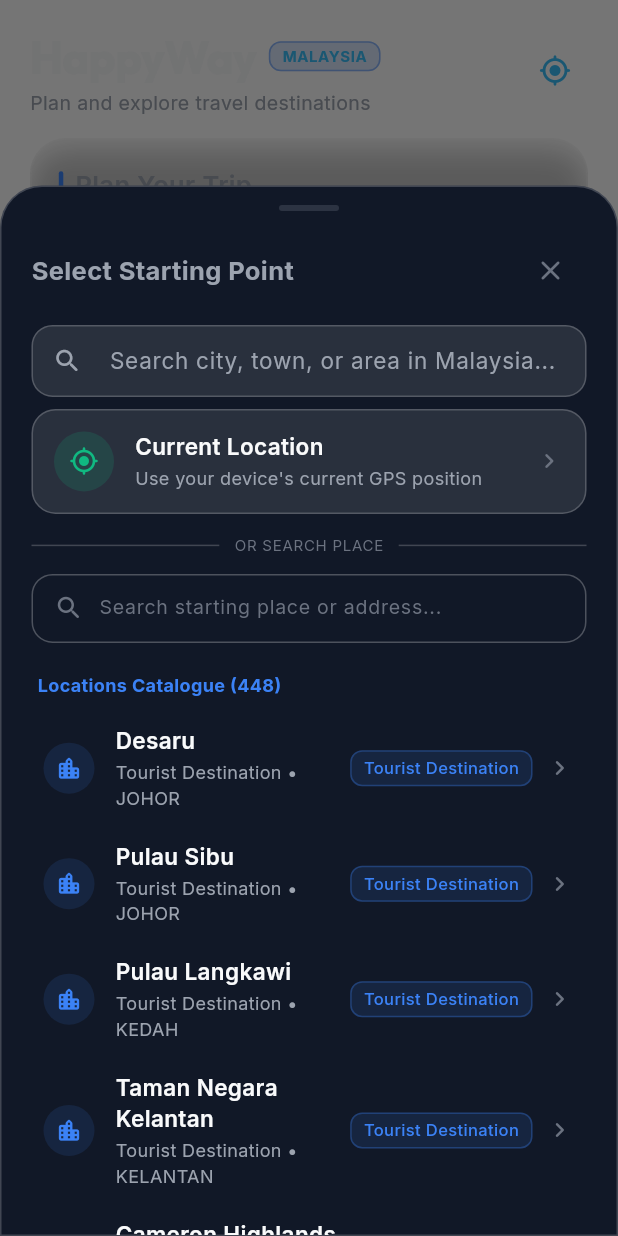
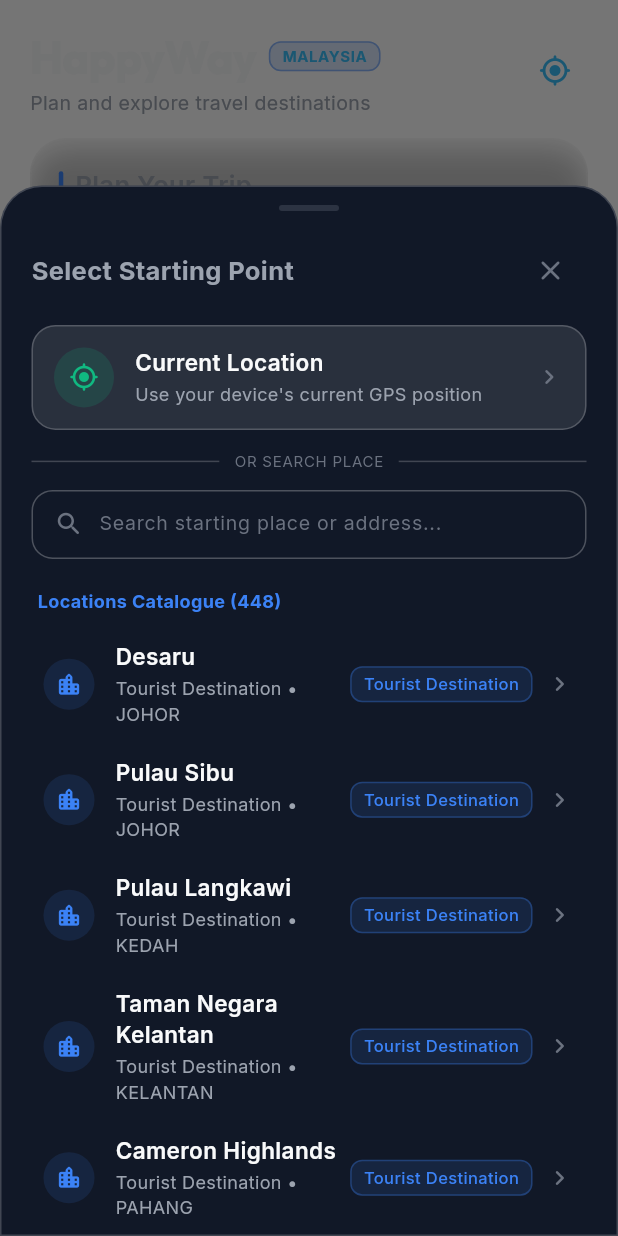
Before and after one commit to weiren1234/HappyWay_latest, a Flutter app: the HomeScreen screen opened directly, after a tap on "Origin (Manual)", on a phone screen of 412 x 824 dp. Run offline on Flutter 3.47's test engine with Material 3 defaults, Android fonts, the phone set to English and light mode, and no system bars; our stand-ins replace app_links, cached_network_image, dio, geocoding, geolocator, google_fonts and 3 more; accounts and stored records are empty; network calls fail.

Commit message:
Debug Home Screen

```diff
--- a/lib/screens/home_screen.dart
+++ b/lib/screens/home_screen.dart
@@ -14,11 +14,8 @@ import '../services/route_service.dart';
 import '../theme/app_colors.dart';
 import '../theme/app_text_styles.dart';
 import '../widgets/glass_card.dart';
-import '../widgets/auth_prompt_dialog.dart';
 import '../widgets/custom_search_bar.dart';
-import '../widgets/destination_card.dart';
 import '../widgets/loading_skeleton.dart';
-import '../widgets/header_section.dart';
 import '../widgets/destination_picker_sheet.dart';
 import '../widgets/origin_picker_sheet.dart';
 import '../widgets/travel_overview_card.dart';
@@ -401,6 +398,28 @@ class _HomeScreenState extends State<HomeScreen> {
     final dest = _selectedDestination;
     final hasValidDest = dest != null;
 
+    final searchQuery = destProvider.searchQuery.trim().toLowerCase();
+    final selectedCategory = destProvider.selectedCategory;
+
+    bool matchesSearchAndCategory(TravelDestination destItem) {
+      final matchesSearch = searchQuery.isEmpty ||
+          destItem.name.toLowerCase().contains(searchQuery) ||
+          destItem.state.toLowerCase().contains(searchQuery) ||
+          destItem.activityTags.any((t) => t.toLowerCase().contains(searchQuery));
+      final matchesCat = selectedCategory == 'All' ||
+          destItem.category == selectedCategory ||
+          destItem.activityTags.contains(selectedCategory);
+      return matchesSearch && matchesCat;
+    }
+
+    final roadRecommendations = destProvider.roadAccessibleRecommendations
+        .where((r) => matchesSearchAndCategory(r.destination))
+        .toList();
+
+    final getawayRecommendations = destProvider.getawayRecommendations
+        .where((r) => matchesSearchAndCategory(r.destination))
+        .toList();
+
     return Scaffold(
       backgroundColor: Colors.transparent,
       body: SafeArea(
@@ -777,6 +796,19 @@ class _HomeScreenState extends State<HomeScreen> {
                 ),
               ),
 
+              SliverToBoxAdapter(
+                child: Padding(
+                  padding: const EdgeInsets.fromLTRB(20, 16, 20, 0),
+                  child: CustomSearchBar(
+                    searchQuery: destProvider.searchQuery,
+                    onSearchChanged: destProvider.setSearchQuery,
+                    categories: destProvider.categories,
+                    selectedCategory: destProvider.selectedCategory,
+                    onCategorySelected: destProvider.selectCategory,
+                  ),
+                ),
+              ),
+
               if (destProvider.isLoadingRecommendations)
                 SliverPadding(
                   padding: const EdgeInsets.fromLTRB(20, 14, 20, 0),
@@ -829,9 +861,37 @@ class _HomeScreenState extends State<HomeScreen> {
                     ),
                   ),
                 )
+              else if (roadRecommendations.isEmpty && getawayRecommendations.isEmpty)
+                SliverToBoxAdapter(
+                  child: Padding(
+                    padding: const EdgeInsets.fromLTRB(20, 14, 20, 0),
+                    child: GlassCard(
+                      padding: const EdgeInsets.all(20),
+                      child: Column(
+                        children: [
+                          const Icon(Icons.search_off_rounded, size: 28, color: AppColors.textMuted),
+                          const SizedBox(height: 8),
+                          Text(
+                            searchQuery.isNotEmpty
+                                ? 'No destinations found matching "$searchQuery"'
+                                : 'No $selectedCategory destinations found',
+                            style: AppTextStyles.bodySmall.copyWith(fontWeight: FontWeight.w600),
+                            textAlign: TextAlign.center,
+                          ),
+                          const SizedBox(height: 4),
+                          Text(
+                            'Try clearing the search query or category filter.',
+                            style: AppTextStyles.bodySmall.copyWith(color: AppColors.secondaryText(context)),
+                            textAlign: TextAlign.center,
+                          ),
+                        ],
+                      ),
+                    ),
+                  ),
+                )
               else ...[
 
-                if (destProvider.roadAccessibleRecommendations.isNotEmpty) ...[
+                if (roadRecommendations.isNotEmpty) ...[
                   SliverToBoxAdapter(
                     child: Padding(
                       padding: const EdgeInsets.fromLTRB(20, 14, 20, 8),
@@ -856,7 +916,7 @@ class _HomeScreenState extends State<HomeScreen> {
                     sliver: SliverList(
                       delegate: SliverChildBuilderDelegate(
                         (context, index) {
-                          final rec = destProvider.roadAccessibleRecommendations[index];
+                          final rec = roadRecommendations[index];
                           return Padding(
                             padding: const EdgeInsets.only(bottom: 12),
                             child: RecommendationCard(
@@ -885,13 +945,13 @@ class _HomeScreenState extends State<HomeScreen> {
                             ),
                           );
                         },
-                        childCount: destProvider.roadAccessibleRecommendations.length,
+                        childCount: roadRecommendations.length,
                       ),
                     ),
                   ),
                 ],
 
-                if (destProvider.getawayRecommendations.isNotEmpty) ...[
+                if (getawayRecommendations.isNotEmpty) ...[
                   SliverToBoxAdapter(
                     child: Padding(
                       padding: const EdgeInsets.fromLTRB(20, 10, 20, 8),
@@ -916,7 +976,7 @@ class _HomeScreenState extends State<HomeScreen> {
                     sliver: SliverList(
                       delegate: SliverChildBuilderDelegate(
                         (context, index) {
-                          final rec = destProvider.getawayRecommendations[index];
+                          final rec = getawayRecommendations[index];
                           return Padding(
                             padding: const EdgeInsets.only(bottom: 12),
                             child: RecommendationCard(
@@ -945,105 +1005,12 @@ class _HomeScreenState extends State<HomeScreen> {
                             ),
                           );
                         },
-                        childCount: destProvider.getawayRecommendations.length,
+                        childCount: getawayRecommendations.length,
                       ),
                     ),
                   ),
                 ],
               ],
-
-              SliverToBoxAdapter(
-                child: Padding(
-                  padding: const EdgeInsets.fromLTRB(20, 24, 20, 0),
-                  child: CustomSearchBar(
-                    searchQuery: destProvider.searchQuery,
-                    onSearchChanged: destProvider.setSearchQuery,
-                    categories: destProvider.categories,
-                    selectedCategory: destProvider.selectedCategory,
-                    onCategorySelected: destProvider.selectCategory,
-                  ),
-                ),
-              ),
-
-              SliverToBoxAdapter(
-                child: Padding(
-                  padding: const EdgeInsets.fromLTRB(20, 16, 20, 4),
-                  child: HeaderSection(
-                    title: destProvider.selectedCategory == 'All'
-                        ? 'All Featured Destinations'
-                        : destProvider.selectedCategory,
-                    subtitle: '${destProvider.filteredDestinations.length} curated destinations across Malaysia',
-                  ),
-                ),
-              ),
-
-              SliverPadding(
-                padding: const EdgeInsets.symmetric(horizontal: 20, vertical: 12),
-                sliver: destProvider.isLoading
-                    ? SliverList(
-                        delegate: SliverChildBuilderDelegate(
-                          (_, i) => LoadingSkeleton.destinationCardSkeleton(),
-                          childCount: 3,
-                        ),
-                      )
-                    : destProvider.filteredDestinations.isEmpty
-                        ? SliverToBoxAdapter(
-                            child: Padding(
-                              padding: const EdgeInsets.symmetric(vertical: 40),
-                              child: Center(
-                                child: Column(
-                                  children: [
-                                    const Icon(Icons.search_off_rounded, size: 48, color: AppColors.textMuted),
-                                    const SizedBox(height: 12),
-                                    Text('No featured destinations found', style: AppTextStyles.titleMedium),
-                                    const SizedBox(height: 4),
-                                    Text(
-                                      'Try searching another location or reset category filter',
-                                      style: AppTextStyles.bodySmall,
-                                    ),
-                                  ],
-                                ),
-                              ),
-                            ),
-                          )
-                        : SliverList(
-                            delegate: SliverChildBuilderDelegate(
-                              (_, index) {
-                                final d = destProvider.filteredDestinations[index];
-                                return DestinationCard(
-                                  destination: d,
-                                  onTap: () => Navigator.push(
-                                    context,
-                                    MaterialPageRoute(
-                                      builder: (_) => DestinationDetailScreen(
-                                        destination: d,
-                                        userOrigin: Provider.of<LocationProvider>(context, listen: false).currentLocation,
-                                      ),
-                                    ),
-                                  ),
-                                  onToggleSave: () async {
-                                    final auth = Provider.of<AuthProvider>(context, listen: false);
-                                    if (!auth.isAuthenticated || auth.isGuest) {
-                                      AuthPromptDialog.show(context);
-                                      return;
-                                    }
-                                    final success = await destProvider.toggleSaveAnyDestination(d);
-                                    if (!success && context.mounted) {
-                                      ScaffoldMessenger.of(context).showSnackBar(
-                                        const SnackBar(
-                                          content: Text('Unable to update saved destinations. Please check your network connection.'),
-                                          behavior: SnackBarBehavior.floating,
-                                          duration: Duration(seconds: 3),
-                                        ),
-                                      );
-                                    }
-                                  },
-                                );
-                              },
-                              childCount: destProvider.filteredDestinations.length,
-                            ),
-                          ),
-              ),
 
               const SliverToBoxAdapter(child: SizedBox(height: 100)),
             ],
--- a/lib/widgets/origin_picker_sheet.dart
+++ b/lib/widgets/origin_picker_sheet.dart
@@ -198,42 +198,6 @@ class _OriginPickerSheetState extends State<OriginPickerSheet> {
                   color: AppColors.mutedText(context),
                 ),
               ],
-            ),
-          ),
-
-          Padding(
-            padding: const EdgeInsets.symmetric(horizontal: 20, vertical: 4),
-            child: TextField(
-              controller: _searchCtrl,
-              decoration: InputDecoration(
-                hintText: 'Search city, town, or area in Malaysia...',
-                prefixIcon: const Icon(Icons.search_rounded, size: 20),
-                suffixIcon: hasSearchQuery
-                    ? IconButton(
-                        icon: const Icon(Icons.clear_rounded, size: 18),
-                        onPressed: () {
-                          _searchCtrl.clear();
-                          setState(() {});
-                        },
-                      )
-                    : null,
-                filled: true,
-                fillColor: AppColors.surfaceGlass(context),
-                border: OutlineInputBorder(
-                  borderRadius: BorderRadius.circular(14),
-                  borderSide: BorderSide(color: AppColors.borderGlass(context)),
-                ),
-                enabledBorder: OutlineInputBorder(
-                  borderRadius: BorderRadius.circular(14),
-                  borderSide: BorderSide(color: AppColors.borderGlass(context)),
-                ),
-                focusedBorder: OutlineInputBorder(
-                  borderRadius: BorderRadius.circular(14),
-                  borderSide: const BorderSide(color: AppColors.weatherBlue, width: 1.5),
-                ),
-                contentPadding: const EdgeInsets.symmetric(horizontal: 14, vertical: 10),
-              ),
-              onChanged: (_) => setState(() {}),
             ),
           ),
 
```
